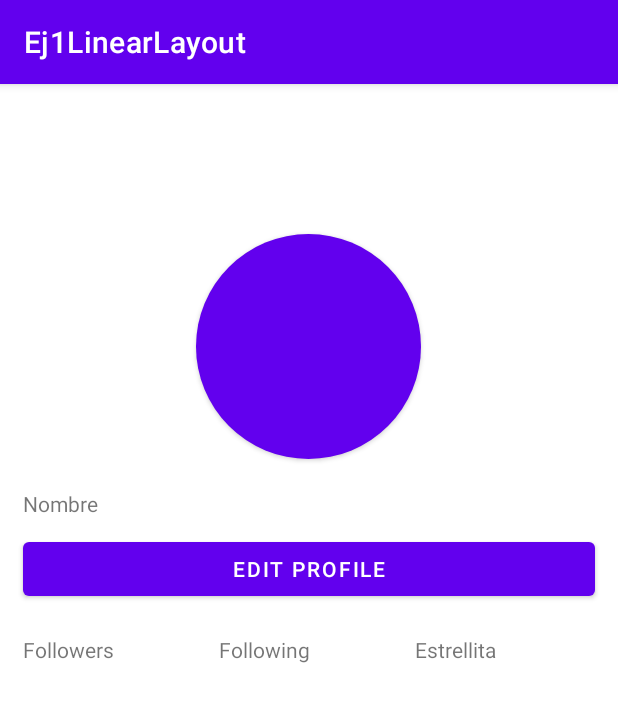
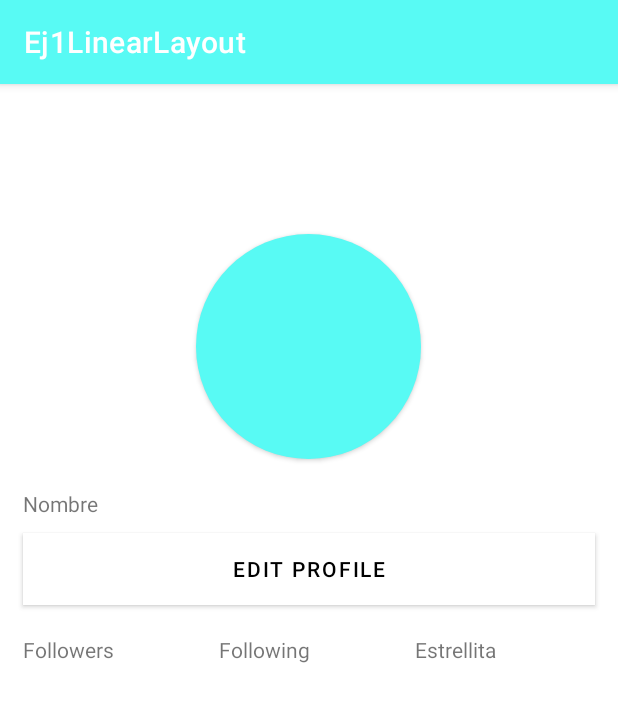
Before and after one commit to gonjim967/Ej1LinearLayout, an Android app: the screen it shows after launch (MainActivity), on a phone screen of 412 x 824 dp. Shown: the top 702 px of the screen. Run offline under Robolectric (Android 15) with nearby library versions, the phone set to English and light mode, and no system bars.

Commit message:
Terminado suuuuu!! 14/11/2022

```diff
--- a/app/src/main/res/drawable/btn_circle.xml
+++ b/app/src/main/res/drawable/btn_circle.xml
@@ -2,5 +2,5 @@
 <shape xmlns:android="http://schemas.android.com/apk/res/android" android:shape="oval">
     <corners android:radius="10dp"></corners>
     <size android:width="100dp" android:height="100dp"></size>
-    <solid android:color="@color/material_dynamic_primary0"></solid>
+    <solid android:color="#58FAF4"></solid>
 </shape>
--- a/app/src/main/res/layout/activity_main.xml
+++ b/app/src/main/res/layout/activity_main.xml
@@ -21,6 +21,7 @@
             android:layout_gravity="center_horizontal"
             android:layout_marginTop="100dp"
             android:background="@drawable/btn_circle"
+            android:backgroundTint="#58FAF4"
             android:text="" />
 
         <TextView
@@ -38,7 +39,11 @@
             android:layout_marginLeft="15dp"
             android:layout_marginTop="10dp"
             android:layout_marginRight="15dp"
-            android:text="Edit Profile" />
+            android:background="@color/white"
+            app:backgroundTint="@null"
+            android:backgroundTint="@color/white"
+            android:text="Edit Profile"
+            android:textColor="@color/black" />
 
         <LinearLayout
             android:layout_width="match_parent"
--- a/app/src/main/res/values-night/themes.xml
+++ /dev/null
@@ -1,16 +0,0 @@
-<resources xmlns:tools="http://schemas.android.com/tools">
-    <!-- Base application theme. -->
-    <style name="Theme.Ej1LinearLayout" parent="Theme.MaterialComponents.DayNight.DarkActionBar">
-        <!-- Primary brand color. -->
-        <item name="colorPrimary">@color/purple_200</item>
-        <item name="colorPrimaryVariant">@color/purple_700</item>
-        <item name="colorOnPrimary">@color/black</item>
-        <!-- Secondary brand color. -->
-        <item name="colorSecondary">@color/teal_200</item>
-        <item name="colorSecondaryVariant">@color/teal_200</item>
-        <item name="colorOnSecondary">@color/black</item>
-        <!-- Status bar color. -->
-        <item name="android:statusBarColor" tools:targetApi="l">?attr/colorPrimaryVariant</item>
-        <!-- Customize your theme here. -->
-    </style>
-</resources>
--- a/app/src/main/res/values/colors.xml
+++ b/app/src/main/res/values/colors.xml
@@ -1,8 +1,8 @@
 <?xml version="1.0" encoding="utf-8"?>
 <resources>
-    <color name="purple_200">#FFBB86FC</color>
-    <color name="purple_500">#FF6200EE</color>
-    <color name="purple_700">#FF3700B3</color>
+    <color name="purple_200">#58FAF4</color>
+    <color name="purple_500">#58FAF4</color>
+    <color name="purple_700">@color/white</color>
     <color name="teal_200">#FF03DAC5</color>
     <color name="teal_700">#FF018786</color>
     <color name="black">#FF000000</color>
```
